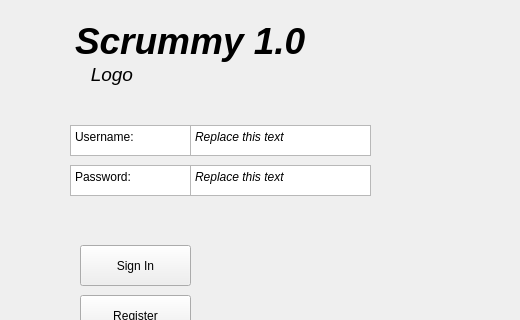
muazzamaqeel/Software-Project-CTS-5, file code/Staging_Environment/SP23/code/SP23/mainwindow.ui: the form before one commit; both pictures show x 0 to 520 and y 105 to 425 of the 1024 by 600 pixel window.
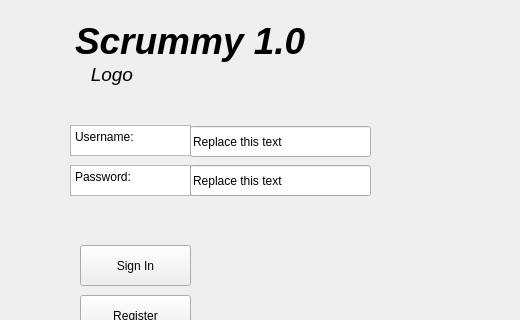
The form after the commit.

```diff
--- a/code/Staging_Environment/SP23/code/SP23/mainwindow.ui
+++ b/code/Staging_Environment/SP23/code/SP23/mainwindow.ui
@@ -109,46 +109,6 @@
      <string>Register</string>
     </property>
    </widget>
-   <widget class="QTextEdit" name="textEdit">
-    <property name="geometry">
-     <rect>
-      <x>190</x>
-      <y>230</y>
-      <width>181</width>
-      <height>31</height>
-     </rect>
-    </property>
-    <property name="html">
-     <string>&lt;!DOCTYPE HTML PUBLIC &quot;-//W3C//DTD HTML 4.0//EN&quot; &quot;http://www.w3.org/TR/REC-html40/strict.dtd&quot;&gt;
-&lt;html&gt;&lt;head&gt;&lt;meta name=&quot;qrichtext&quot; content=&quot;1&quot; /&gt;&lt;meta charset=&quot;utf-8&quot; /&gt;&lt;style type=&quot;text/css&quot;&gt;
-p, li { white-space: pre-wrap; }
-hr { height: 1px; border-width: 0; }
-li.unchecked::marker { content: &quot;\2610&quot;; }
-li.checked::marker { content: &quot;\2612&quot;; }
-&lt;/style&gt;&lt;/head&gt;&lt;body style=&quot; font-family:'Segoe UI'; font-size:9pt; font-weight:400; font-style:normal;&quot;&gt;
-&lt;p style=&quot; margin-top:0px; margin-bottom:0px; margin-left:0px; margin-right:0px; -qt-block-indent:0; text-indent:0px;&quot;&gt;&lt;span style=&quot; font-style:italic;&quot;&gt;Replace this text&lt;/span&gt;&lt;/p&gt;&lt;/body&gt;&lt;/html&gt;</string>
-    </property>
-   </widget>
-   <widget class="QTextEdit" name="textEdit_2">
-    <property name="geometry">
-     <rect>
-      <x>190</x>
-      <y>270</y>
-      <width>181</width>
-      <height>31</height>
-     </rect>
-    </property>
-    <property name="html">
-     <string>&lt;!DOCTYPE HTML PUBLIC &quot;-//W3C//DTD HTML 4.0//EN&quot; &quot;http://www.w3.org/TR/REC-html40/strict.dtd&quot;&gt;
-&lt;html&gt;&lt;head&gt;&lt;meta name=&quot;qrichtext&quot; content=&quot;1&quot; /&gt;&lt;meta charset=&quot;utf-8&quot; /&gt;&lt;style type=&quot;text/css&quot;&gt;
-p, li { white-space: pre-wrap; }
-hr { height: 1px; border-width: 0; }
-li.unchecked::marker { content: &quot;\2610&quot;; }
-li.checked::marker { content: &quot;\2612&quot;; }
-&lt;/style&gt;&lt;/head&gt;&lt;body style=&quot; font-family:'Segoe UI'; font-size:9pt; font-weight:400; font-style:normal;&quot;&gt;
-&lt;p style=&quot; margin-top:0px; margin-bottom:0px; margin-left:0px; margin-right:0px; -qt-block-indent:0; text-indent:0px;&quot;&gt;&lt;span style=&quot; font-style:italic;&quot;&gt;Replace this text&lt;/span&gt;&lt;/p&gt;&lt;/body&gt;&lt;/html&gt;</string>
-    </property>
-   </widget>
    <widget class="QPushButton" name="pushButton">
     <property name="geometry">
      <rect>
@@ -195,6 +155,32 @@
 &lt;p style=&quot; margin-top:0px; margin-bottom:0px; margin-left:0px; margin-right:0px; -qt-block-indent:0; text-indent:0px;&quot;&gt;Password:&lt;/p&gt;&lt;/body&gt;&lt;/html&gt;</string>
     </property>
    </widget>
+   <widget class="QLineEdit" name="lineEdit">
+    <property name="geometry">
+     <rect>
+      <x>190</x>
+      <y>231</y>
+      <width>181</width>
+      <height>31</height>
+     </rect>
+    </property>
+    <property name="text">
+     <string>Replace this text</string>
+    </property>
+   </widget>
+   <widget class="QLineEdit" name="lineEdit_2">
+    <property name="geometry">
+     <rect>
+      <x>190</x>
+      <y>270</y>
+      <width>181</width>
+      <height>31</height>
+     </rect>
+    </property>
+    <property name="text">
+     <string>Replace this text</string>
+    </property>
+   </widget>
   </widget>
   <widget class="QMenuBar" name="menubar">
    <property name="geometry">
```
